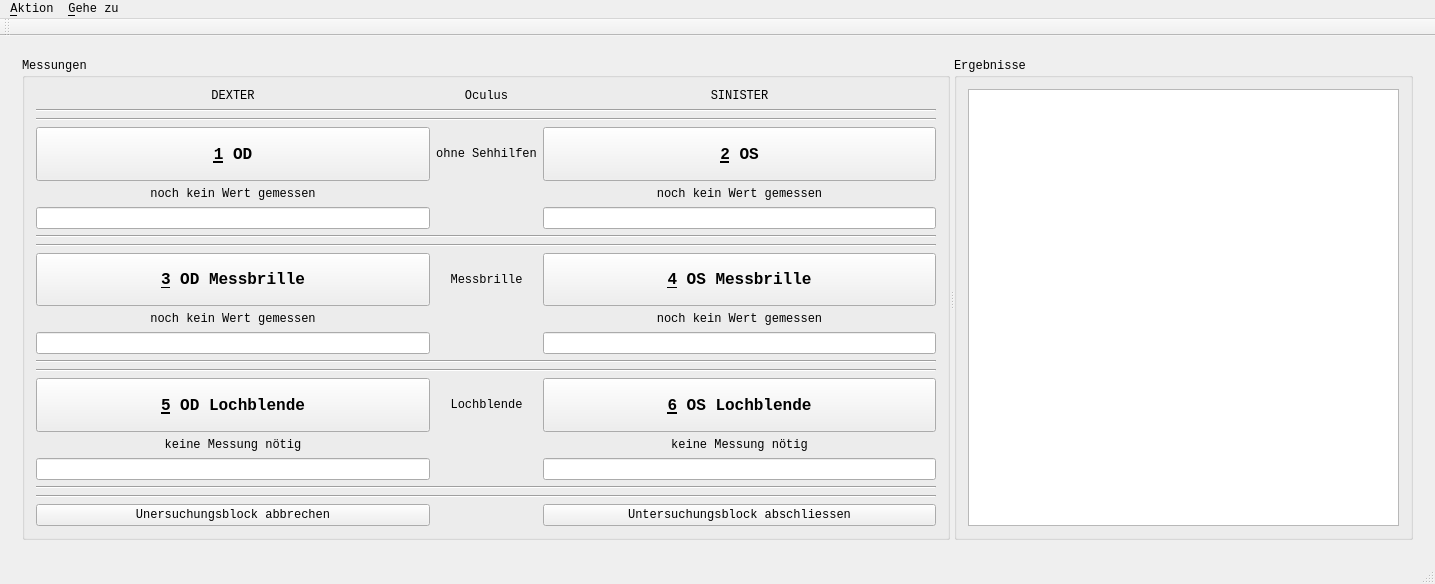
This is mainwindow.ui in TPeschel/FrACTWrapper as Qt 5 draws it before an edit. The edited form follows.
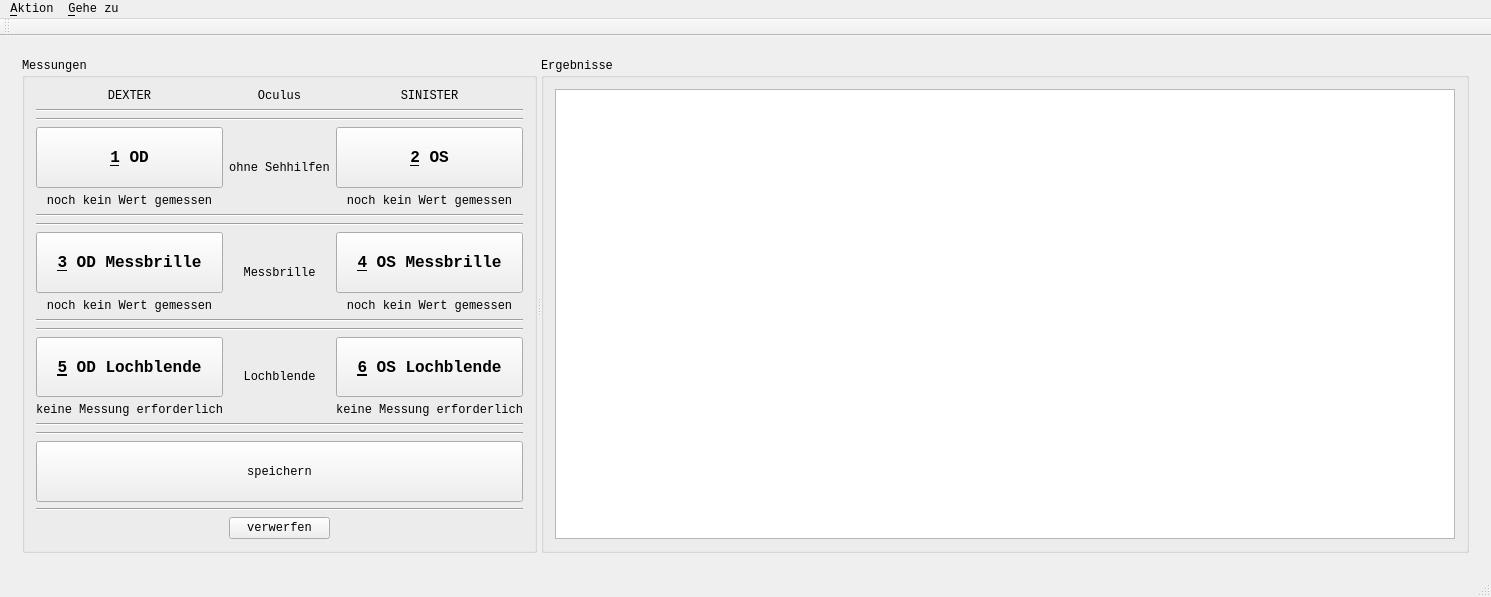
This is the edited form. The open tabs and pages were chosen to show the change.

Commit message: start maximized

```diff
--- a/mainwindow.ui
+++ b/mainwindow.ui
@@ -9,8 +9,8 @@
    <rect>
     <x>0</x>
     <y>0</y>
-    <width>1435</width>
-    <height>584</height>
+    <width>1455</width>
+    <height>597</height>
    </rect>
   </property>
   <property name="sizePolicy">
@@ -75,14 +75,14 @@
               <item row="0" column="1">
                <widget class="QPushButton" name="pushButtonNewAccountOK">
                 <property name="text">
-                 <string>Konto anlegen</string>
+                 <string>&amp;Konto anlegen</string>
                 </property>
                </widget>
               </item>
               <item row="1" column="1">
                <widget class="QPushButton" name="pushButtonNewAccountAbort">
                 <property name="text">
-                 <string>abbrechen</string>
+                 <string>a&amp;bbrechen</string>
                 </property>
                </widget>
               </item>
@@ -401,7 +401,7 @@
            <item row="2" column="1">
             <widget class="QPushButton" name="pushButtonStartSession">
              <property name="sizePolicy">
-              <sizepolicy hsizetype="MinimumExpanding" vsizetype="MinimumExpanding">
+              <sizepolicy hsizetype="MinimumExpanding" vsizetype="Expanding">
                <horstretch>0</horstretch>
                <verstretch>0</verstretch>
               </sizepolicy>
@@ -440,6 +440,19 @@
              </property>
             </spacer>
            </item>
+           <item row="3" column="1">
+            <spacer name="verticalSpacer_9">
+             <property name="orientation">
+              <enum>Qt::Vertical</enum>
+             </property>
+             <property name="sizeHint" stdset="0">
+              <size>
+               <width>20</width>
+               <height>40</height>
+              </size>
+             </property>
+            </spacer>
+           </item>
           </layout>
          </widget>
         </item>
@@ -505,6 +518,9 @@
              <property name="text">
               <string>Scannen Sie bitte jetzt die SIC vom Laufzettel des Probanden!</string>
              </property>
+             <property name="alignment">
+              <set>Qt::AlignCenter</set>
+             </property>
              <property name="wordWrap">
               <bool>true</bool>
              </property>
@@ -563,7 +579,7 @@
           </property>
           <widget class="QGroupBox" name="groupBox">
            <property name="sizePolicy">
-            <sizepolicy hsizetype="Minimum" vsizetype="Minimum">
+            <sizepolicy hsizetype="Maximum" vsizetype="Minimum">
              <horstretch>0</horstretch>
              <verstretch>0</verstretch>
             </sizepolicy>
@@ -575,11 +591,17 @@
             <item row="0" column="0">
              <widget class="QLabel" name="label_3">
               <property name="sizePolicy">
-               <sizepolicy hsizetype="Preferred" vsizetype="Maximum">
+               <sizepolicy hsizetype="Minimum" vsizetype="Maximum">
                 <horstretch>0</horstretch>
                 <verstretch>0</verstretch>
                </sizepolicy>
               </property>
+              <property name="minimumSize">
+               <size>
+                <width>0</width>
+                <height>0</height>
+               </size>
+              </property>
               <property name="toolTip">
                <string>rechtes Auge des Probanden</string>
               </property>
@@ -594,30 +616,20 @@
               </property>
              </widget>
             </item>
-            <item row="0" column="1">
-             <widget class="QLabel" name="label_21">
-              <property name="sizePolicy">
-               <sizepolicy hsizetype="Preferred" vsizetype="Maximum">
-                <horstretch>0</horstretch>
-                <verstretch>0</verstretch>
-               </sizepolicy>
-              </property>
-              <property name="text">
-               <string>Oculus</string>
-              </property>
-              <property name="alignment">
-               <set>Qt::AlignCenter</set>
-              </property>
-             </widget>
-            </item>
             <item row="0" column="2">
              <widget class="QLabel" name="label_4">
               <property name="sizePolicy">
-               <sizepolicy hsizetype="Preferred" vsizetype="Maximum">
+               <sizepolicy hsizetype="Minimum" vsizetype="Maximum">
                 <horstretch>0</horstretch>
                 <verstretch>0</verstretch>
                </sizepolicy>
               </property>
+              <property name="minimumSize">
+               <size>
+                <width>0</width>
+                <height>0</height>
+               </size>
+              </property>
               <property name="toolTip">
                <string>linkes Auge des Probanden</string>
               </property>
@@ -632,10 +644,25 @@
               </property>
              </widget>
             </item>
-            <item row="1" column="0" colspan="3">
-             <widget class="Line" name="line_8">
-              <property name="orientation">
-               <enum>Qt::Horizontal</enum>
+            <item row="0" column="1">
+             <widget class="QLabel" name="label_21">
+              <property name="sizePolicy">
+               <sizepolicy hsizetype="Minimum" vsizetype="Maximum">
+                <horstretch>0</horstretch>
+                <verstretch>0</verstretch>
+               </sizepolicy>
+              </property>
+              <property name="minimumSize">
+               <size>
+                <width>0</width>
+                <height>0</height>
+               </size>
+              </property>
+              <property name="text">
+               <string>Oculus</string>
+              </property>
+              <property name="alignment">
+               <set>Qt::AlignCenter</set>
               </property>
              </widget>
             </item>
@@ -646,6 +673,13 @@
               </property>
              </widget>
             </item>
+            <item row="1" column="0" colspan="3">
+             <widget class="Line" name="line_8">
+              <property name="orientation">
+               <enum>Qt::Horizontal</enum>
+              </property>
+             </widget>
+            </item>
             <item row="3" column="0">
              <widget class="QPushButton" name="pushButtonODNO">
               <property name="sizePolicy">
@@ -654,6 +688,12 @@
                 <verstretch>0</verstretch>
                </sizepolicy>
               </property>
+              <property name="minimumSize">
+               <size>
+                <width>0</width>
+                <height>0</height>
+               </size>
+              </property>
               <property name="font">
                <font>
                 <pointsize>12</pointsize>
@@ -662,40 +702,27 @@
                </font>
               </property>
               <property name="toolTip">
-               <string>&lt;html&gt;&lt;head/&gt;&lt;body&gt;&lt;p&gt;&lt;span style=&quot; font-size:9pt; font-weight:600; text-decoration: underline;&quot;&gt;Visus Test&lt;/span&gt;&lt;/p&gt;&lt;p&gt;&lt;span style=&quot; font-weight:600;&quot;&gt;Oculus&lt;/span&gt;&lt;/p&gt;&lt;p&gt;-Dexter&lt;/p&gt;&lt;p&gt;&lt;span style=&quot; font-style:italic;&quot;&gt;-rechtes Auge des Probanden&lt;/span&gt;&lt;/p&gt;&lt;p&gt;&lt;span style=&quot; font-weight:600;&quot;&gt;Messbrille &lt;/span&gt;&lt;/p&gt;&lt;p&gt;-nein&lt;/p&gt;&lt;p&gt;&lt;span style=&quot; font-weight:600;&quot;&gt;Lochblende&lt;/span&gt;&lt;/p&gt;&lt;p&gt;-nein&lt;/p&gt;&lt;/body&gt;&lt;/html&gt;</string>
+               <string>&lt;html&gt;&lt;head/&gt;&lt;body&gt;&lt;p&gt;&lt;span style=&quot; font-weight:600;&quot;&gt;Oculus&lt;/span&gt;&lt;/p&gt;&lt;p&gt;-Dexter&lt;/p&gt;&lt;p&gt;&lt;span style=&quot; font-style:italic;&quot;&gt;-rechtes Auge des Probanden&lt;/span&gt;&lt;/p&gt;&lt;p&gt;&lt;span style=&quot; font-weight:600;&quot;&gt;Messbrille &lt;/span&gt;&lt;/p&gt;&lt;p&gt;-nein&lt;/p&gt;&lt;p&gt;&lt;span style=&quot; font-weight:600;&quot;&gt;Lochblende&lt;/span&gt;&lt;/p&gt;&lt;p&gt;-nein&lt;/p&gt;&lt;/body&gt;&lt;/html&gt;</string>
               </property>
               <property name="text">
                <string>&amp;1 OD</string>
               </property>
              </widget>
             </item>
-            <item row="3" column="1">
-             <widget class="QLabel" name="label_5">
-              <property name="sizePolicy">
-               <sizepolicy hsizetype="Preferred" vsizetype="Preferred">
-                <horstretch>0</horstretch>
-                <verstretch>0</verstretch>
-               </sizepolicy>
-              </property>
-              <property name="toolTip">
-               <string>&lt;html&gt;&lt;head/&gt;&lt;body&gt;&lt;p&gt;Benutzen Sie bitte für die Messung weder Messbrille noch Lochblende!&lt;/p&gt;&lt;/body&gt;&lt;/html&gt;</string>
-              </property>
-              <property name="text">
-               <string>ohne Sehhilfen</string>
-              </property>
-              <property name="alignment">
-               <set>Qt::AlignCenter</set>
-              </property>
-             </widget>
-            </item>
-            <item row="3" column="2">
-             <widget class="QPushButton" name="pushButtonOSNO">
+            <item row="7" column="0">
+             <widget class="QPushButton" name="pushButtonODTF">
               <property name="sizePolicy">
                <sizepolicy hsizetype="Minimum" vsizetype="Minimum">
                 <horstretch>0</horstretch>
                 <verstretch>0</verstretch>
                </sizepolicy>
               </property>
+              <property name="minimumSize">
+               <size>
+                <width>0</width>
+                <height>0</height>
+               </size>
+              </property>
               <property name="font">
                <font>
                 <pointsize>12</pointsize>
@@ -704,26 +731,10 @@
                </font>
               </property>
               <property name="toolTip">
-               <string>&lt;html&gt;&lt;head/&gt;&lt;body&gt;&lt;p&gt;&lt;span style=&quot; font-size:9pt; font-weight:600; text-decoration: underline;&quot;&gt;Visus Test&lt;/span&gt;&lt;/p&gt;&lt;p&gt;&lt;span style=&quot; font-weight:600;&quot;&gt;Oculus&lt;/span&gt;&lt;/p&gt;&lt;p&gt;-Sinister&lt;/p&gt;&lt;p&gt;&lt;span style=&quot; font-style:italic;&quot;&gt;-linkes Auge des Probanden&lt;/span&gt;&lt;/p&gt;&lt;p&gt;&lt;span style=&quot; font-weight:600;&quot;&gt;Messbrille &lt;/span&gt;&lt;/p&gt;&lt;p&gt;-nein&lt;/p&gt;&lt;p&gt;&lt;span style=&quot; font-weight:600;&quot;&gt;Lochblende&lt;/span&gt;&lt;/p&gt;&lt;p&gt;-nein&lt;/p&gt;&lt;/body&gt;&lt;/html&gt;</string>
+               <string>&lt;html&gt;&lt;head/&gt;&lt;body&gt;&lt;p&gt;&lt;span style=&quot; font-weight:600;&quot;&gt;Oculus&lt;/span&gt;&lt;/p&gt;&lt;p&gt;-Dexter&lt;/p&gt;&lt;p&gt;&lt;span style=&quot; font-style:italic;&quot;&gt;-rechtes Auge des Probanden&lt;/span&gt;&lt;/p&gt;&lt;p&gt;&lt;span style=&quot; font-weight:600;&quot;&gt;Messbrille &lt;/span&gt;&lt;/p&gt;&lt;p&gt;-ja&lt;/p&gt;&lt;p&gt;&lt;span style=&quot; font-weight:600;&quot;&gt;Lochblende&lt;/span&gt;&lt;/p&gt;&lt;p&gt;-nein&lt;/p&gt;&lt;/body&gt;&lt;/html&gt;</string>
               </property>
               <property name="text">
-               <string>&amp;2 OS</string>
-              </property>
-             </widget>
-            </item>
-            <item row="4" column="0">
-             <widget class="QLabel" name="labelODVal">
-              <property name="sizePolicy">
-               <sizepolicy hsizetype="Preferred" vsizetype="Maximum">
-                <horstretch>0</horstretch>
-                <verstretch>0</verstretch>
-               </sizepolicy>
-              </property>
-              <property name="text">
-               <string>noch kein Wert gemessen</string>
-              </property>
-              <property name="alignment">
-               <set>Qt::AlignCenter</set>
+               <string>&amp;3 OD Messbrille</string>
               </property>
              </widget>
             </item>
@@ -743,73 +754,105 @@
               </property>
              </widget>
             </item>
-            <item row="5" column="0">
-             <widget class="QLineEdit" name="lineEditCommentOD"/>
-            </item>
-            <item row="5" column="1">
-             <widget class="QLabel" name="label_16">
-              <property name="text">
-               <string>&lt;Kommentare&gt;</string>
-              </property>
-              <property name="alignment">
-               <set>Qt::AlignCenter</set>
-              </property>
-             </widget>
-            </item>
-            <item row="5" column="2">
-             <widget class="QLineEdit" name="lineEditCommentOS"/>
-            </item>
-            <item row="6" column="0" colspan="3">
+            <item row="5" column="0" colspan="3">
              <widget class="Line" name="line_7">
               <property name="orientation">
                <enum>Qt::Horizontal</enum>
               </property>
              </widget>
             </item>
-            <item row="7" column="0" colspan="3">
+            <item row="6" column="0" colspan="3">
              <widget class="Line" name="line_3">
               <property name="orientation">
                <enum>Qt::Horizontal</enum>
               </property>
              </widget>
             </item>
+            <item row="4" column="0">
+             <widget class="QLabel" name="labelODVal">
+              <property name="sizePolicy">
+               <sizepolicy hsizetype="Preferred" vsizetype="Maximum">
+                <horstretch>0</horstretch>
+                <verstretch>0</verstretch>
+               </sizepolicy>
+              </property>
+              <property name="text">
+               <string>noch kein Wert gemessen</string>
+              </property>
+              <property name="alignment">
+               <set>Qt::AlignCenter</set>
+              </property>
+             </widget>
+            </item>
+            <item row="3" column="2">
+             <widget class="QPushButton" name="pushButtonOSNO">
+              <property name="sizePolicy">
+               <sizepolicy hsizetype="Minimum" vsizetype="Minimum">
+                <horstretch>0</horstretch>
+                <verstretch>0</verstretch>
+               </sizepolicy>
+              </property>
+              <property name="minimumSize">
+               <size>
+                <width>0</width>
+                <height>0</height>
+               </size>
+              </property>
+              <property name="font">
+               <font>
+                <pointsize>12</pointsize>
+                <weight>75</weight>
+                <bold>true</bold>
+               </font>
+              </property>
+              <property name="toolTip">
+               <string>&lt;html&gt;&lt;head/&gt;&lt;body&gt;&lt;p&gt;&lt;span style=&quot; font-weight:600;&quot;&gt;Oculus&lt;/span&gt;&lt;/p&gt;&lt;p&gt;-Sinister&lt;/p&gt;&lt;p&gt;&lt;span style=&quot; font-style:italic;&quot;&gt;-linkes Auge des Probanden&lt;/span&gt;&lt;/p&gt;&lt;p&gt;&lt;span style=&quot; font-weight:600;&quot;&gt;Messbrille &lt;/span&gt;&lt;/p&gt;&lt;p&gt;-nein&lt;/p&gt;&lt;p&gt;&lt;span style=&quot; font-weight:600;&quot;&gt;Lochblende&lt;/span&gt;&lt;/p&gt;&lt;p&gt;-nein&lt;/p&gt;&lt;/body&gt;&lt;/html&gt;</string>
+              </property>
+              <property name="text">
+               <string>&amp;2 OS</string>
+              </property>
+             </widget>
+            </item>
             <item row="8" column="0">
-             <widget class="QPushButton" name="pushButtonODTF">
+             <widget class="QLabel" name="labelODTFVal">
               <property name="sizePolicy">
-               <sizepolicy hsizetype="Minimum" vsizetype="Minimum">
+               <sizepolicy hsizetype="Preferred" vsizetype="Maximum">
                 <horstretch>0</horstretch>
                 <verstretch>0</verstretch>
                </sizepolicy>
               </property>
-              <property name="font">
-               <font>
-                <pointsize>12</pointsize>
-                <weight>75</weight>
-                <bold>true</bold>
-               </font>
-              </property>
-              <property name="toolTip">
-               <string>&lt;html&gt;&lt;head/&gt;&lt;body&gt;&lt;p&gt;&lt;span style=&quot; font-size:9pt; font-weight:600; text-decoration: underline;&quot;&gt;Visus Test&lt;/span&gt;&lt;/p&gt;&lt;p&gt;&lt;span style=&quot; font-weight:600;&quot;&gt;Oculus&lt;/span&gt;&lt;/p&gt;&lt;p&gt;-Dexter&lt;/p&gt;&lt;p&gt;&lt;span style=&quot; font-style:italic;&quot;&gt;-rechtes Auge des Probanden&lt;/span&gt;&lt;/p&gt;&lt;p&gt;&lt;span style=&quot; font-weight:600;&quot;&gt;Messbrille &lt;/span&gt;&lt;/p&gt;&lt;p&gt;-ja&lt;/p&gt;&lt;p&gt;&lt;span style=&quot; font-weight:600;&quot;&gt;Lochblende&lt;/span&gt;&lt;/p&gt;&lt;p&gt;-nein&lt;/p&gt;&lt;/body&gt;&lt;/html&gt;</string>
-              </property>
               <property name="text">
-               <string>&amp;3 OD Messbrille</string>
-              </property>
-             </widget>
-            </item>
-            <item row="8" column="1">
-             <widget class="QLabel" name="label_6">
-              <property name="toolTip">
-               <string>&lt;html&gt;&lt;head/&gt;&lt;body&gt;&lt;p&gt;Benutzen Sie bitte für die Messung eine Messbrille!&lt;/p&gt;&lt;/body&gt;&lt;/html&gt;</string>
-              </property>
-              <property name="text">
-               <string>Messbrille</string>
+               <string>noch kein Wert gemessen</string>
               </property>
               <property name="alignment">
                <set>Qt::AlignCenter</set>
               </property>
              </widget>
             </item>
+            <item row="10" column="0" colspan="3">
+             <widget class="Line" name="line_2">
+              <property name="orientation">
+               <enum>Qt::Horizontal</enum>
+              </property>
+             </widget>
+            </item>
             <item row="8" column="2">
+             <widget class="QLabel" name="labelOSTFVal">
+              <property name="sizePolicy">
+               <sizepolicy hsizetype="Preferred" vsizetype="Maximum">
+                <horstretch>0</horstretch>
+                <verstretch>0</verstretch>
+               </sizepolicy>
+              </property>
+              <property name="text">
+               <string>noch kein Wert gemessen</string>
+              </property>
+              <property name="alignment">
+               <set>Qt::AlignCenter</set>
+              </property>
+             </widget>
+            </item>
+            <item row="7" column="2">
              <widget class="QPushButton" name="pushButtonOSTF">
               <property name="sizePolicy">
                <sizepolicy hsizetype="Minimum" vsizetype="Minimum">
@@ -817,6 +860,12 @@
                 <verstretch>0</verstretch>
                </sizepolicy>
               </property>
+              <property name="minimumSize">
+               <size>
+                <width>0</width>
+                <height>0</height>
+               </size>
+              </property>
               <property name="font">
                <font>
                 <pointsize>12</pointsize>
@@ -825,76 +874,80 @@
                </font>
               </property>
               <property name="toolTip">
-               <string>&lt;html&gt;&lt;head/&gt;&lt;body&gt;&lt;p&gt;&lt;span style=&quot; font-size:9pt; font-weight:600; text-decoration: underline;&quot;&gt;Visus Test&lt;/span&gt;&lt;/p&gt;&lt;p&gt;&lt;span style=&quot; font-weight:600;&quot;&gt;Oculus&lt;/span&gt;&lt;/p&gt;&lt;p&gt;-Sinister&lt;/p&gt;&lt;p&gt;&lt;span style=&quot; font-style:italic;&quot;&gt;-linkes Auge des Probanden&lt;/span&gt;&lt;/p&gt;&lt;p&gt;&lt;span style=&quot; font-weight:600;&quot;&gt;Messbrille &lt;/span&gt;&lt;/p&gt;&lt;p&gt;-ja&lt;/p&gt;&lt;p&gt;&lt;span style=&quot; font-weight:600;&quot;&gt;Lochblende&lt;/span&gt;&lt;/p&gt;&lt;p&gt;-nein&lt;/p&gt;&lt;/body&gt;&lt;/html&gt;</string>
+               <string>&lt;html&gt;&lt;head/&gt;&lt;body&gt;&lt;p&gt;&lt;span style=&quot; font-weight:600;&quot;&gt;Oculus&lt;/span&gt;&lt;/p&gt;&lt;p&gt;-Sinister&lt;/p&gt;&lt;p&gt;&lt;span style=&quot; font-style:italic;&quot;&gt;-linkes Auge des Probanden&lt;/span&gt;&lt;/p&gt;&lt;p&gt;&lt;span style=&quot; font-weight:600;&quot;&gt;Messbrille &lt;/span&gt;&lt;/p&gt;&lt;p&gt;-ja&lt;/p&gt;&lt;p&gt;&lt;span style=&quot; font-weight:600;&quot;&gt;Lochblende&lt;/span&gt;&lt;/p&gt;&lt;p&gt;-nein&lt;/p&gt;&lt;/body&gt;&lt;/html&gt;</string>
               </property>
               <property name="text">
                <string>&amp;4 OS Messbrille</string>
               </property>
              </widget>
             </item>
-            <item row="9" column="0">
-             <widget class="QLabel" name="labelODTFVal">
-              <property name="sizePolicy">
-               <sizepolicy hsizetype="Preferred" vsizetype="Maximum">
-                <horstretch>0</horstretch>
-                <verstretch>0</verstretch>
-               </sizepolicy>
-              </property>
-              <property name="text">
-               <string>noch kein Wert gemessen</string>
-              </property>
-              <property name="alignment">
-               <set>Qt::AlignCenter</set>
-              </property>
-             </widget>
-            </item>
-            <item row="9" column="2">
-             <widget class="QLabel" name="labelOSTFVal">
-              <property name="sizePolicy">
-               <sizepolicy hsizetype="Preferred" vsizetype="Maximum">
-                <horstretch>0</horstretch>
-                <verstretch>0</verstretch>
-               </sizepolicy>
-              </property>
-              <property name="text">
-               <string>noch kein Wert gemessen</string>
-              </property>
-              <property name="alignment">
-               <set>Qt::AlignCenter</set>
-              </property>
-             </widget>
-            </item>
-            <item row="10" column="0">
-             <widget class="QLineEdit" name="lineEditCommentODTF"/>
-            </item>
-            <item row="10" column="1">
-             <widget class="QLabel" name="label_22">
-              <property name="text">
-               <string>&lt;Kommentare&gt;</string>
-              </property>
-              <property name="alignment">
-               <set>Qt::AlignCenter</set>
-              </property>
-             </widget>
-            </item>
-            <item row="10" column="2">
-             <widget class="QLineEdit" name="lineEditCommentOSTF"/>
-            </item>
-            <item row="11" column="0" colspan="3">
+            <item row="9" column="0" colspan="3">
              <widget class="Line" name="line">
               <property name="orientation">
                <enum>Qt::Horizontal</enum>
               </property>
              </widget>
             </item>
-            <item row="12" column="0" colspan="3">
-             <widget class="Line" name="line_2">
+            <item row="11" column="2">
+             <widget class="QPushButton" name="pushButtonOSHA">
+              <property name="sizePolicy">
+               <sizepolicy hsizetype="Minimum" vsizetype="Minimum">
+                <horstretch>0</horstretch>
+                <verstretch>0</verstretch>
+               </sizepolicy>
+              </property>
+              <property name="minimumSize">
+               <size>
+                <width>0</width>
+                <height>0</height>
+               </size>
+              </property>
+              <property name="font">
+               <font>
+                <pointsize>12</pointsize>
+                <weight>75</weight>
+                <bold>true</bold>
+               </font>
+              </property>
+              <property name="toolTip">
+               <string>&lt;html&gt;&lt;head/&gt;&lt;body&gt;&lt;p&gt;&lt;span style=&quot; font-weight:600;&quot;&gt;Oculus&lt;/span&gt;&lt;/p&gt;&lt;p&gt;-Sinister&lt;/p&gt;&lt;p&gt;&lt;span style=&quot; font-style:italic;&quot;&gt;-linkes Auge des Probanden&lt;/span&gt;&lt;/p&gt;&lt;p&gt;&lt;span style=&quot; font-weight:600;&quot;&gt;Messbrille &lt;/span&gt;&lt;/p&gt;&lt;p&gt;-nein&lt;/p&gt;&lt;p&gt;&lt;span style=&quot; font-weight:600;&quot;&gt;Lochblende&lt;/span&gt;&lt;/p&gt;&lt;p&gt;-ja&lt;/p&gt;&lt;/body&gt;&lt;/html&gt;</string>
+              </property>
+              <property name="text">
+               <string>&amp;6 OS Lochblende</string>
+              </property>
+             </widget>
+            </item>
+            <item row="13" column="0" colspan="3">
+             <widget class="Line" name="line_6">
               <property name="orientation">
                <enum>Qt::Horizontal</enum>
               </property>
              </widget>
             </item>
-            <item row="13" column="0">
+            <item row="12" column="2">
+             <widget class="QLabel" name="labelOSAVal">
+              <property name="sizePolicy">
+               <sizepolicy hsizetype="Preferred" vsizetype="Maximum">
+                <horstretch>0</horstretch>
+                <verstretch>0</verstretch>
+               </sizepolicy>
+              </property>
+              <property name="text">
+               <string>keine Messung erforderlich</string>
+              </property>
+              <property name="alignment">
+               <set>Qt::AlignCenter</set>
+              </property>
+             </widget>
+            </item>
+            <item row="14" column="0" colspan="3">
+             <widget class="Line" name="line_5">
+              <property name="orientation">
+               <enum>Qt::Horizontal</enum>
+              </property>
+             </widget>
+            </item>
+            <item row="11" column="0">
              <widget class="QPushButton" name="pushButtonODHA">
               <property name="sizePolicy">
                <sizepolicy hsizetype="Minimum" vsizetype="Minimum">
@@ -902,6 +955,12 @@
                 <verstretch>0</verstretch>
                </sizepolicy>
               </property>
+              <property name="minimumSize">
+               <size>
+                <width>0</width>
+                <height>0</height>
+               </size>
+              </property>
               <property name="font">
                <font>
                 <pointsize>12</pointsize>
@@ -910,15 +969,43 @@
                </font>
               </property>
               <property name="toolTip">
-               <string>&lt;html&gt;&lt;head/&gt;&lt;body&gt;&lt;p&gt;&lt;span style=&quot; font-size:9pt; font-weight:600; text-decoration: underline;&quot;&gt;Visus Test&lt;/span&gt;&lt;/p&gt;&lt;p&gt;&lt;span style=&quot; font-weight:600;&quot;&gt;Oculus&lt;/span&gt;&lt;/p&gt;&lt;p&gt;-Dexter&lt;/p&gt;&lt;p&gt;&lt;span style=&quot; font-style:italic;&quot;&gt;-rechtes Auge des Probanden&lt;/span&gt;&lt;/p&gt;&lt;p&gt;&lt;span style=&quot; font-weight:600;&quot;&gt;Messbrille &lt;/span&gt;&lt;/p&gt;&lt;p&gt;-nein&lt;/p&gt;&lt;p&gt;&lt;span style=&quot; font-weight:600;&quot;&gt;Lochblende&lt;/span&gt;&lt;/p&gt;&lt;p&gt;-ja&lt;/p&gt;&lt;/body&gt;&lt;/html&gt;</string>
+               <string>&lt;html&gt;&lt;head/&gt;&lt;body&gt;&lt;p&gt;&lt;span style=&quot; font-weight:600;&quot;&gt;Oculus&lt;/span&gt;&lt;/p&gt;&lt;p&gt;-Dexter&lt;/p&gt;&lt;p&gt;&lt;span style=&quot; font-style:italic;&quot;&gt;-rechtes Auge des Probanden&lt;/span&gt;&lt;/p&gt;&lt;p&gt;&lt;span style=&quot; font-weight:600;&quot;&gt;Messbrille &lt;/span&gt;&lt;/p&gt;&lt;p&gt;-nein&lt;/p&gt;&lt;p&gt;&lt;span style=&quot; font-weight:600;&quot;&gt;Lochblende&lt;/span&gt;&lt;/p&gt;&lt;p&gt;-ja&lt;/p&gt;&lt;/body&gt;&lt;/html&gt;</string>
               </property>
               <property name="text">
                <string>&amp;5 OD Lochblende</string>
               </property>
              </widget>
             </item>
-            <item row="13" column="1">
+            <item row="12" column="0">
+             <widget class="QLabel" name="labelODAVal">
+              <property name="sizePolicy">
+               <sizepolicy hsizetype="Preferred" vsizetype="Maximum">
+                <horstretch>0</horstretch>
+                <verstretch>0</verstretch>
+               </sizepolicy>
+              </property>
+              <property name="text">
+               <string>keine Messung erforderlich</string>
+              </property>
+              <property name="alignment">
+               <set>Qt::AlignCenter</set>
+              </property>
+             </widget>
+            </item>
+            <item row="11" column="1" rowspan="2">
              <widget class="QLabel" name="label_7">
+              <property name="sizePolicy">
+               <sizepolicy hsizetype="Minimum" vsizetype="Minimum">
+                <horstretch>0</horstretch>
+                <verstretch>0</verstretch>
+               </sizepolicy>
+              </property>
+              <property name="minimumSize">
+               <size>
+                <width>0</width>
+                <height>0</height>
+               </size>
+              </property>
               <property name="toolTip">
                <string>&lt;html&gt;&lt;head/&gt;&lt;body&gt;&lt;p&gt;Benutzen Sie bitte für die Messung eine Lochblende!&lt;/p&gt;&lt;/body&gt;&lt;/html&gt;</string>
               </property>
@@ -930,111 +1017,101 @@
               </property>
              </widget>
             </item>
-            <item row="13" column="2">
-             <widget class="QPushButton" name="pushButtonOSHA">
+            <item row="7" column="1" rowspan="2">
+             <widget class="QLabel" name="label_6">
               <property name="sizePolicy">
                <sizepolicy hsizetype="Minimum" vsizetype="Minimum">
                 <horstretch>0</horstretch>
                 <verstretch>0</verstretch>
                </sizepolicy>
               </property>
-              <property name="font">
-               <font>
-                <pointsize>12</pointsize>
-                <weight>75</weight>
-                <bold>true</bold>
-               </font>
+              <property name="minimumSize">
+               <size>
+                <width>0</width>
+                <height>0</height>
+               </size>
               </property>
               <property name="toolTip">
-               <string>&lt;html&gt;&lt;head/&gt;&lt;body&gt;&lt;p&gt;&lt;span style=&quot; font-size:9pt; font-weight:600; text-decoration: underline;&quot;&gt;Visus Test&lt;/span&gt;&lt;/p&gt;&lt;p&gt;&lt;span style=&quot; font-weight:600;&quot;&gt;Oculus&lt;/span&gt;&lt;/p&gt;&lt;p&gt;-Sinister&lt;/p&gt;&lt;p&gt;&lt;span style=&quot; font-style:italic;&quot;&gt;-linkes Auge des Probanden&lt;/span&gt;&lt;/p&gt;&lt;p&gt;&lt;span style=&quot; font-weight:600;&quot;&gt;Messbrille &lt;/span&gt;&lt;/p&gt;&lt;p&gt;-nein&lt;/p&gt;&lt;p&gt;&lt;span style=&quot; font-weight:600;&quot;&gt;Lochblende&lt;/span&gt;&lt;/p&gt;&lt;p&gt;-ja&lt;/p&gt;&lt;/body&gt;&lt;/html&gt;</string>
+               <string>&lt;html&gt;&lt;head/&gt;&lt;body&gt;&lt;p&gt;Benutzen Sie bitte für die Messung eine Messbrille!&lt;/p&gt;&lt;/body&gt;&lt;/html&gt;</string>
               </property>
               <property name="text">
-               <string>&amp;6 OS Lochblende</string>
+               <string>Messbrille</string>
               </property>
-             </widget>
-            </item>
-            <item row="14" column="0">
-             <widget class="QLabel" name="labelODAVal">
-              <property name="sizePolicy">
-               <sizepolicy hsizetype="Preferred" vsizetype="Maximum">
-                <horstretch>0</horstretch>
-                <verstretch>0</verstretch>
-               </sizepolicy>
-              </property>
-              <property name="text">
-               <string>keine Messung nötig</string>
-              </property>
               <property name="alignment">
                <set>Qt::AlignCenter</set>
               </property>
              </widget>
             </item>
-            <item row="14" column="2">
-             <widget class="QLabel" name="labelOSAVal">
+            <item row="3" column="1" rowspan="2">
+             <widget class="QLabel" name="label_5">
               <property name="sizePolicy">
-               <sizepolicy hsizetype="Preferred" vsizetype="Maximum">
+               <sizepolicy hsizetype="Minimum" vsizetype="Minimum">
                 <horstretch>0</horstretch>
                 <verstretch>0</verstretch>
                </sizepolicy>
               </property>
-              <property name="text">
-               <string>keine Messung nötig</string>
+              <property name="minimumSize">
+               <size>
+                <width>0</width>
+                <height>0</height>
+               </size>
               </property>
-              <property name="alignment">
-               <set>Qt::AlignCenter</set>
+              <property name="toolTip">
+               <string>&lt;html&gt;&lt;head/&gt;&lt;body&gt;&lt;p&gt;Benutzen Sie bitte für die Messung weder Messbrille noch Lochblende!&lt;/p&gt;&lt;/body&gt;&lt;/html&gt;</string>
               </property>
-             </widget>
-            </item>
-            <item row="15" column="0">
-             <widget class="QLineEdit" name="lineEditCommentODA"/>
-            </item>
-            <item row="15" column="1">
-             <widget class="QLabel" name="label_24">
               <property name="text">
-               <string>&lt;Kommentare&gt;</string>
+               <string>ohne Sehhilfen</string>
               </property>
               <property name="alignment">
                <set>Qt::AlignCenter</set>
               </property>
              </widget>
             </item>
-            <item row="15" column="2">
-             <widget class="QLineEdit" name="lineEditCommentOSA"/>
-            </item>
-            <item row="16" column="0" colspan="3">
-             <widget class="Line" name="line_6">
-              <property name="orientation">
-               <enum>Qt::Horizontal</enum>
-              </property>
-             </widget>
-            </item>
-            <item row="17" column="0" colspan="3">
-             <widget class="Line" name="line_5">
-              <property name="orientation">
-               <enum>Qt::Horizontal</enum>
-              </property>
-             </widget>
-            </item>
-            <item row="18" column="0">
+            <item row="17" column="1">
              <widget class="QPushButton" name="pushButtonCancelSession">
+              <property name="sizePolicy">
+               <sizepolicy hsizetype="Minimum" vsizetype="Maximum">
+                <horstretch>0</horstretch>
+                <verstretch>0</verstretch>
+               </sizepolicy>
+              </property>
+              <property name="minimumSize">
+               <size>
+                <width>0</width>
+                <height>0</height>
+               </size>
+              </property>
               <property name="text">
-               <string>Unersuchungsblock abbrechen</string>
+               <string>verwerfen</string>
               </property>
              </widget>
             </item>
-            <item row="18" column="2">
+            <item row="15" column="0" colspan="3">
              <widget class="QPushButton" name="pushButtonFinishSession">
               <property name="sizePolicy">
-               <sizepolicy hsizetype="Minimum" vsizetype="Preferred">
+               <sizepolicy hsizetype="Minimum" vsizetype="Minimum">
                 <horstretch>0</horstretch>
                 <verstretch>0</verstretch>
                </sizepolicy>
               </property>
+              <property name="minimumSize">
+               <size>
+                <width>0</width>
+                <height>0</height>
+               </size>
+              </property>
               <property name="toolTip">
                <string>&lt;html&gt;&lt;head/&gt;&lt;body&gt;&lt;p&gt;&lt;span style=&quot; font-weight:600;&quot;&gt;Untersuchung fertigstellen&lt;/span&gt;&lt;/p&gt;&lt;/body&gt;&lt;/html&gt;</string>
               </property>
               <property name="text">
-               <string>Untersuchungsblock abschliessen</string>
+               <string>speichern</string>
+              </property>
+             </widget>
+            </item>
+            <item row="16" column="0" colspan="3">
+             <widget class="Line" name="line_9">
+              <property name="orientation">
+               <enum>Qt::Horizontal</enum>
               </property>
              </widget>
             </item>
@@ -1047,18 +1124,45 @@
              <verstretch>0</verstretch>
             </sizepolicy>
            </property>
+           <property name="minimumSize">
+            <size>
+             <width>0</width>
+             <height>0</height>
+            </size>
+           </property>
            <property name="title">
             <string>Ergebnisse</string>
            </property>
            <layout class="QGridLayout" name="gridLayout_2">
             <item row="0" column="0">
              <widget class="QTableWidget" name="tableWidgetResult">
+              <property name="sizePolicy">
+               <sizepolicy hsizetype="MinimumExpanding" vsizetype="Expanding">
+                <horstretch>0</horstretch>
+                <verstretch>0</verstretch>
+               </sizepolicy>
+              </property>
+              <property name="minimumSize">
+               <size>
+                <width>900</width>
+                <height>0</height>
+               </size>
+              </property>
+              <property name="baseSize">
+               <size>
+                <width>300</width>
+                <height>0</height>
+               </size>
+              </property>
               <property name="alternatingRowColors">
                <bool>true</bool>
               </property>
               <property name="sortingEnabled">
                <bool>true</bool>
               </property>
+              <attribute name="horizontalHeaderDefaultSectionSize">
+               <number>64</number>
+              </attribute>
               <attribute name="horizontalHeaderShowSortIndicator" stdset="0">
                <bool>true</bool>
               </attribute>
@@ -1081,14 +1185,14 @@
         <item row="1" column="1">
          <widget class="QPushButton" name="pushButtonExitFromTabView">
           <property name="text">
-           <string>Programm beenden</string>
+           <string>Programm &amp;beenden</string>
           </property>
          </widget>
         </item>
         <item row="1" column="0">
          <widget class="QPushButton" name="pushButtonNewProbandFromTabView">
           <property name="text">
-           <string>Neuer Proband</string>
+           <string>&amp;Neuer Proband</string>
           </property>
          </widget>
         </item>
@@ -1223,7 +1327,7 @@
            <item row="0" column="0">
             <widget class="QPushButton" name="pushButtonSetupBack">
              <property name="text">
-              <string>zurück</string>
+              <string>&amp;zurück</string>
              </property>
             </widget>
            </item>
@@ -1250,7 +1354,7 @@
         <item row="0" column="0">
          <widget class="QTabWidget" name="tabWidgetHelp">
           <property name="currentIndex">
-           <number>1</number>
+           <number>0</number>
           </property>
           <widget class="QWidget" name="tabHelpFract">
            <attribute name="title">
@@ -1367,7 +1471,7 @@
     <rect>
      <x>0</x>
      <y>0</y>
-     <width>1435</width>
+     <width>1455</width>
      <height>21</height>
     </rect>
    </property>
@@ -1458,7 +1562,7 @@
   </action>
   <action name="action_Feierabend">
    <property name="text">
-    <string>&amp;Mache Feierabend!</string>
+    <string>E&amp;xit</string>
    </property>
   </action>
   <action name="action_Zeige">
@@ -1488,7 +1592,7 @@
   </action>
   <action name="actionEinstellungen">
    <property name="text">
-    <string>Einstellungen!</string>
+    <string>&amp;Einstellungen</string>
    </property>
   </action>
   <action name="action_HelpFractWrapper">
```
Left out of the diff: 7 changed lines with no effect on the pictures. The commit also changes 2 other files.
